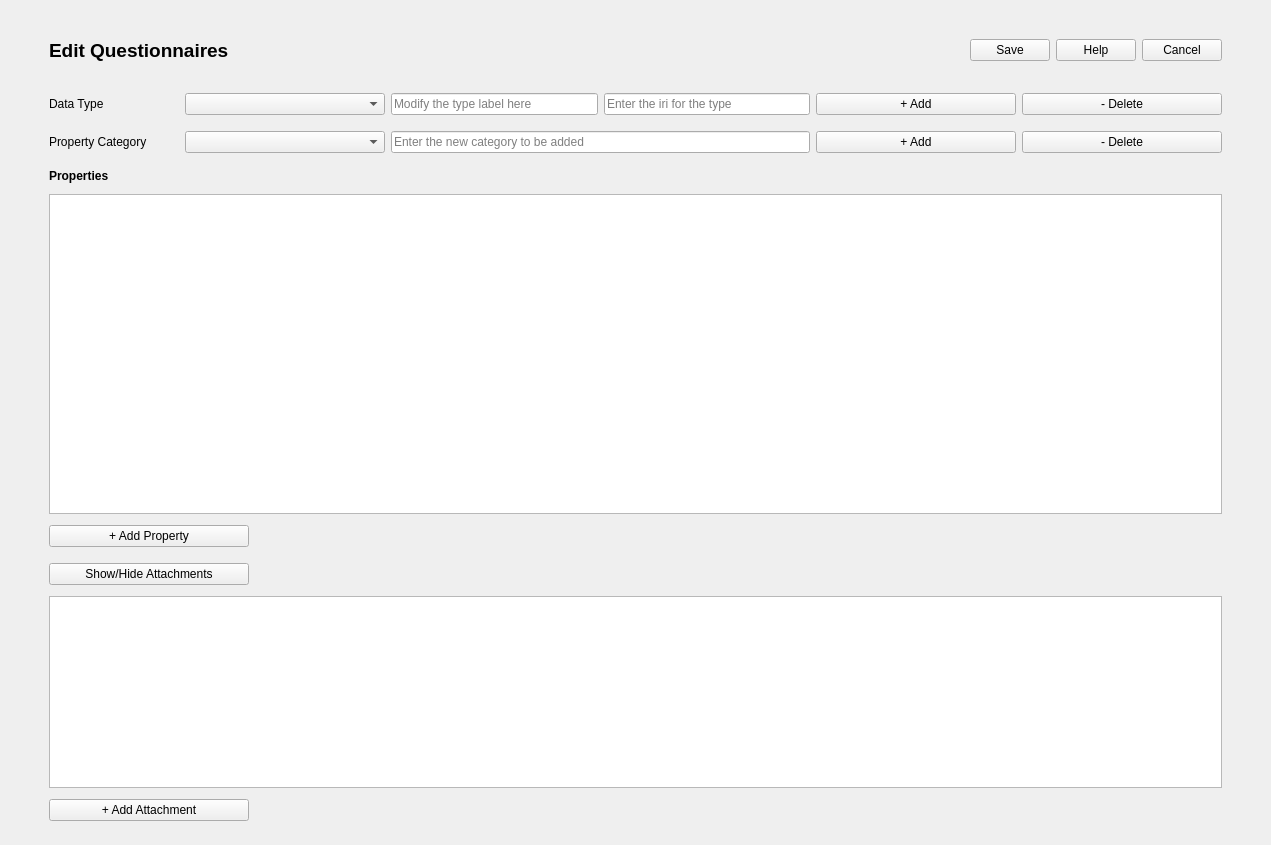
First picture: the form in pasta_eln/GUI/ontology_configuration/ontology_configuration.ui, repository PASTA-ELN/pasta-eln, before the edit.
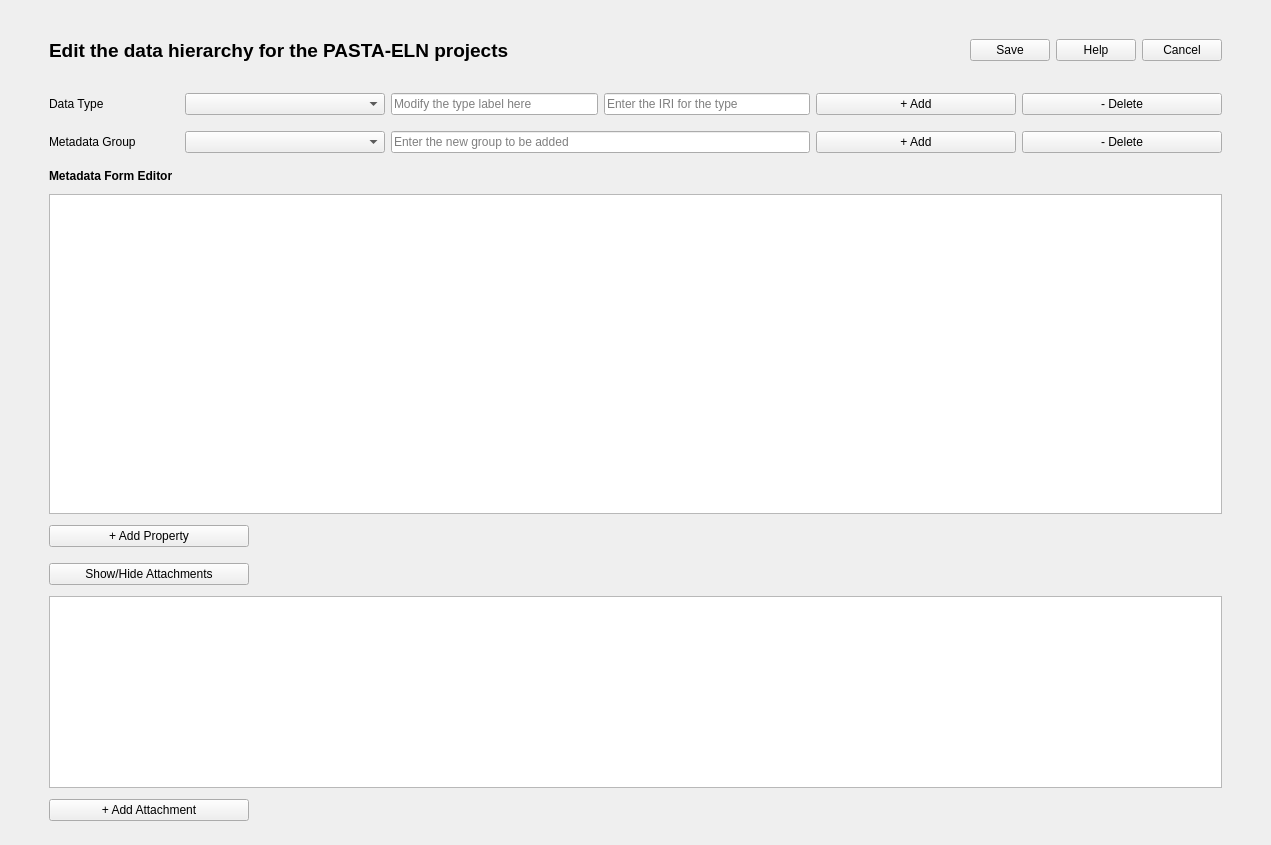
Second picture: the form after the edit.

Commit message: - Changed the name of ontology editor to data hierarchy tool. - Changed menu entry from Questionnaires to "Data Hierarchy Editor". - Changed "properties" to "metadata" and "property category" to metadata-group in data hierarchy editor, also renamed the related push-buttons, line edits, tooltips too. - Modified the help page also to reflect the changes. - Adapted the tests also for the changes done.

Patch:
```diff
--- a/pasta_eln/GUI/ontology_configuration/ontology_configuration.ui
+++ b/pasta_eln/GUI/ontology_configuration/ontology_configuration.ui
@@ -157,7 +157,7 @@
              </size>
             </property>
             <property name="text">
-             <string>Property Category</string>
+             <string>Metadata Group</string>
             </property>
            </widget>
           </item>
@@ -204,7 +204,7 @@
              <string>Enter the new category to be added to the data type</string>
             </property>
             <property name="placeholderText">
-             <string>Enter the new category to be added</string>
+             <string>Enter the new group to be added</string>
             </property>
             <property name="clearButtonEnabled">
              <bool>true</bool>
@@ -355,7 +355,7 @@
              <string>Enter the link/iri to be associated with this data-type</string>
             </property>
             <property name="placeholderText">
-             <string>Enter the iri for the type</string>
+             <string>Enter the IRI for the type</string>
             </property>
             <property name="clearButtonEnabled">
              <bool>true</bool>
@@ -526,7 +526,7 @@
              </font>
             </property>
             <property name="text">
-             <string>Properties</string>
+             <string>Metadata Form Editor</string>
             </property>
            </widget>
           </item>
@@ -571,7 +571,7 @@
              </font>
             </property>
             <property name="text">
-             <string>Edit Questionnaires</string>
+             <string>Edit the data hierarchy for the PASTA-ELN projects</string>
             </property>
             <property name="margin">
              <number>0</number>
```
Left out of the diff: 38 changed lines with no effect on the pictures. The commit also changes 15 other files.
